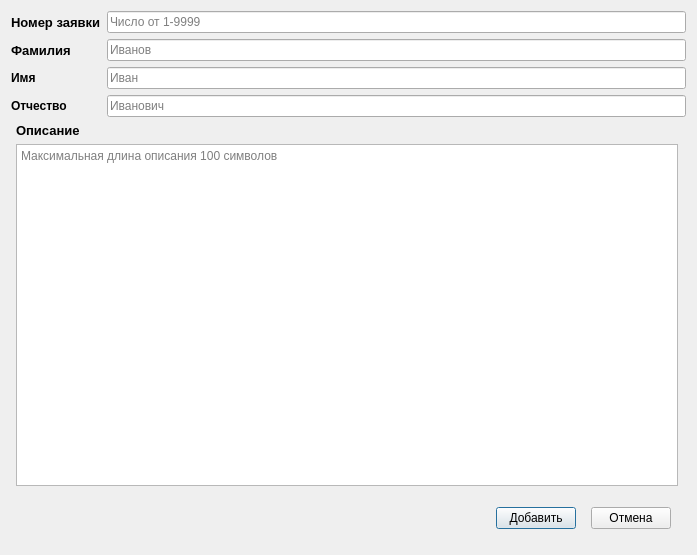
Old version of the form input_report_dialog.ui in the repository Hash3816/PoiliceDirectory.
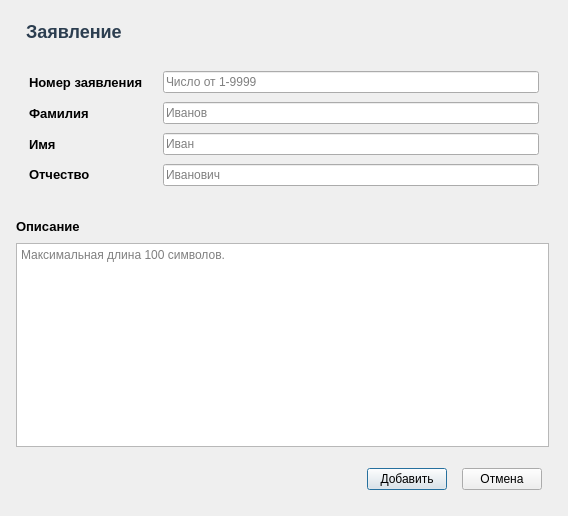
New version of the form.

```diff
--- a/input_report_dialog.ui
+++ b/input_report_dialog.ui
@@ -6,10 +6,22 @@
    <rect>
     <x>0</x>
     <y>0</y>
-    <width>697</width>
-    <height>555</height>
+    <width>568</width>
+    <height>516</height>
    </rect>
   </property>
+  <property name="sizePolicy">
+   <sizepolicy hsizetype="Preferred" vsizetype="MinimumExpanding">
+    <horstretch>0</horstretch>
+    <verstretch>0</verstretch>
+   </sizepolicy>
+  </property>
+  <property name="maximumSize">
+   <size>
+    <width>16777215</width>
+    <height>516</height>
+   </size>
+  </property>
   <property name="windowTitle">
    <string>Dialog</string>
   </property>
@@ -20,9 +32,40 @@
    <item>
     <layout class="QVBoxLayout" name="verticalLayout_4">
      <item>
+      <widget class="QLabel" name="label_6">
+       <property name="sizePolicy">
+        <sizepolicy hsizetype="Preferred" vsizetype="Fixed">
+         <horstretch>0</horstretch>
+         <verstretch>0</verstretch>
+        </sizepolicy>
+       </property>
+       <property name="styleSheet">
+        <string notr="true">QLabel {
+    font-size: 18px;
+    font-weight: bold;
+    color: #2c3e50;
+    padding-left: 10px;   /* Отступ слева от края окна */
+    padding-top: 10px;    /* Отступ сверху от Toolbar */
+    padding-bottom: 5px;  /* Отступ снизу до таблицы */
+}</string>
+       </property>
+       <property name="text">
+        <string>Заявление</string>
+       </property>
+      </widget>
+     </item>
+     <item>
+      <widget class="QFrame" name="frame">
       <layout class="QHBoxLayout" name="horizontalLayout">
        <item>
+         <widget class="QFrame" name="frame">
         <layout class="QVBoxLayout" name="verticalLayout_3">
+           <property name="spacing">
+            <number>8</number>
+           </property>
+           <property name="rightMargin">
+            <number>5</number>
+           </property>
          <item>
           <widget class="QLabel" name="label">
            <property name="font">
@@ -32,7 +75,7 @@
             </font>
            </property>
            <property name="text">
-            <string>Номер заявки</string>
+              <string>Номер заявления</string>
            </property>
           </widget>
          </item>
@@ -53,6 +96,7 @@
           <widget class="QLabel" name="label_3">
            <property name="font">
             <font>
+               <pointsize>10</pointsize>
              <bold>true</bold>
             </font>
            </property>
@@ -65,6 +109,7 @@
           <widget class="QLabel" name="label_4">
            <property name="font">
             <font>
+               <pointsize>10</pointsize>
              <bold>true</bold>
             </font>
            </property>
@@ -74,11 +119,31 @@
           </widget>
          </item>
         </layout>
+         </widget>
        </item>
        <item>
+         <widget class="QFrame" name="frame">
         <layout class="QVBoxLayout" name="verticalLayout">
+           <property name="spacing">
+            <number>9</number>
+           </property>
          <item>
           <widget class="QLineEdit" name="NumberReportEditLine">
+             <property name="styleSheet">
+              <string notr="true">QLineEdit {
+    color: #000000; /* Цвет обычного текста */
+}
+QLineEdit[text=&quot;&quot;] {
+    /* Альтернативный хак для старых версий, если не работает палитра */
+}
+/* Для новых версий Qt */
+QLineEdit::placeholder {
+    color: #888888; /* Сделайте его явно серым/видимым */
+}</string>
+             </property>
+             <property name="maxLength">
+              <number>4</number>
+             </property>
            <property name="placeholderText">
             <string comment="1-1000">Число от 1-9999</string>
            </property>
@@ -86,6 +151,21 @@
          </item>
          <item>
           <widget class="QLineEdit" name="SurnameEditLine">
+             <property name="styleSheet">
+              <string notr="true">QLineEdit {
+    color: #000000; /* Цвет обычного текста */
+}
+QLineEdit[text=&quot;&quot;] {
+    /* Альтернативный хак для старых версий, если не работает палитра */
+}
+/* Для новых версий Qt */
+QLineEdit::placeholder {
+    color: #888888; /* Сделайте его явно серым/видимым */
+}</string>
+             </property>
+             <property name="maxLength">
+              <number>50</number>
+             </property>
            <property name="placeholderText">
             <string comment="Иванов">Иванов</string>
            </property>
@@ -96,6 +176,21 @@
          </item>
          <item>
           <widget class="QLineEdit" name="NameEditLine">
+             <property name="styleSheet">
+              <string notr="true">QLineEdit {
+    color: #000000; /* Цвет обычного текста */
+}
+QLineEdit[text=&quot;&quot;] {
+    /* Альтернативный хак для старых версий, если не работает палитра */
+}
+/* Для новых версий Qt */
+QLineEdit::placeholder {
+    color: #888888; /* Сделайте его явно серым/видимым */
+}</string>
+             </property>
+             <property name="maxLength">
+              <number>50</number>
+             </property>
            <property name="placeholderText">
             <string comment="Иван">Иван</string>
            </property>
@@ -103,25 +198,60 @@
          </item>
          <item>
           <widget class="QLineEdit" name="PatronymicEditLine">
+             <property name="styleSheet">
+              <string notr="true">QLineEdit {
+    color: #000000; /* Цвет обычного текста */
+}
+QLineEdit[text=&quot;&quot;] {
+    /* Альтернативный хак для старых версий, если не работает палитра */
+}
+/* Для новых версий Qt */
+QLineEdit::placeholder {
+    color: #888888; /* Сделайте его явно серым/видимым */
+}</string>
+             </property>
+             <property name="maxLength">
+              <number>50</number>
+             </property>
            <property name="placeholderText">
             <string>Иванович</string>
            </property>
           </widget>
          </item>
         </layout>
-       </item>
-      </layout>
+         </widget>
+        </item>
+       </layout>
+      </widget>
      </item>
      <item>
       <layout class="QVBoxLayout" name="verticalLayout_2">
+       <property name="spacing">
+        <number>9</number>
+       </property>
        <property name="leftMargin">
         <number>5</number>
        </property>
+       <property name="topMargin">
+        <number>9</number>
+       </property>
        <property name="rightMargin">
         <number>8</number>
        </property>
        <item>
         <widget class="QLabel" name="label_5">
+         <property name="sizePolicy">
+          <sizepolicy hsizetype="Expanding" vsizetype="Fixed">
+           <horstretch>0</horstretch>
+           <verstretch>0</verstretch>
+          </sizepolicy>
+         </property>
+         <property name="minimumSize">
+          <size>
+           <width>0</width>
+           <height>0</height>
+          </size>
+         </property>
          <property name="font">
           <font>
            <pointsize>10</pointsize>
@@ -135,14 +265,33 @@
        </item>
        <item>
         <widget class="QTextEdit" name="DescriptionTextEdit">
+         <property name="styleSheet">
+          <string notr="true">QLineEdit {
+    color: #000000; /* Цвет обычного текста */
+}
+QLineEdit[text=&quot;&quot;] {
+    /* Альтернативный хак для старых версий, если не работает палитра */
+}
+/* Для новых версий Qt */
+QLineEdit::placeholder {
+    color: #888888; /* Сделайте его явно серым/видимым */
+}</string>
+         </property>
          <property name="placeholderText">
-          <string>Максимальная длина описания 100 символов</string>
+          <string>Максимальная длина 100 символов.</string>
          </property>
         </widget>
        </item>
       </layout>
      </item>
      <item>
+      <widget class="QFrame" name="frame">
+       <property name="sizePolicy">
+        <sizepolicy hsizetype="Preferred" vsizetype="Fixed">
+         <horstretch>0</horstretch>
+         <verstretch>0</verstretch>
+        </sizepolicy>
+       </property>
       <layout class="QHBoxLayout" name="horizontalLayout_5">
        <property name="spacing">
         <number>15</number>
@@ -187,6 +336,7 @@
         </widget>
        </item>
       </layout>
+      </widget>
      </item>
     </layout>
    </item>
```
Lines whose indentation alone changed are shown as unchanged.
